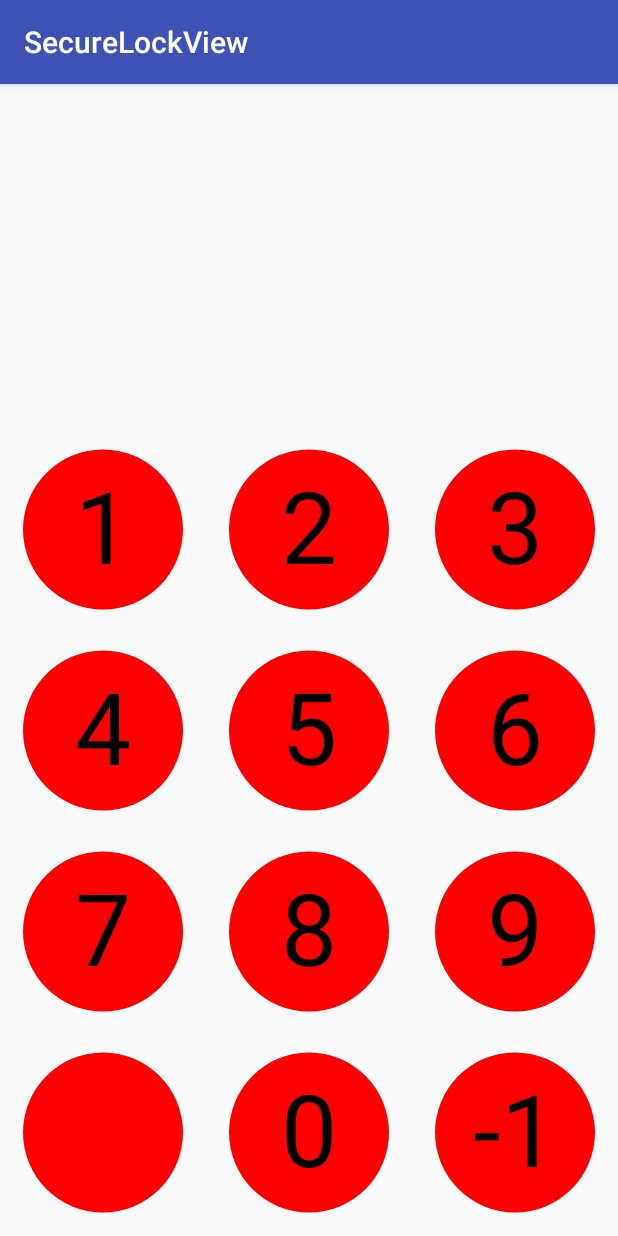
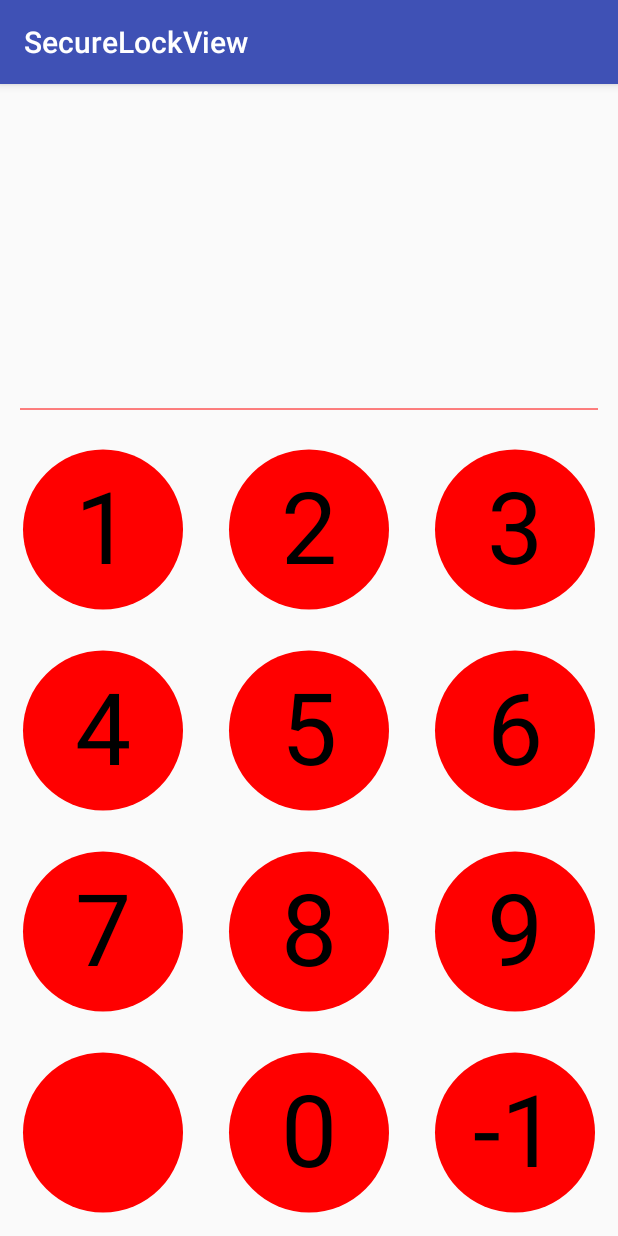
Before and after one commit to kevalpatel2106/PasscodeView, an Android app: the screen it shows after launch (MainActivity), on a phone screen of 412 x 824 dp. Run offline under Robolectric (Android 15) with nearby library versions, the phone set to English and light mode, and no system bars.

Commit message:
Drawing divider over keyboard

```diff
--- a/passcodeview/src/main/java/com/kevalpatel/passcodeview/pinview/PINView.java
+++ b/passcodeview/src/main/java/com/kevalpatel/passcodeview/pinview/PINView.java
@@ -36,7 +36,9 @@ public class PINView extends View {
     private ArrayList<Key> mKeys;   //List of al the keys
     private String mPinTyped = "";  //PIN typed.
 
-    private Rect mKeyBound = new Rect();
+    private Rect mKeyBoardBound = new Rect();
+    private Rect mDividerBound = new Rect();
+    private Rect mRootViewBound = new Rect();
 
     //Theme attributes
     private int mPinCodeLength = DEF_PIN_LENGTH;    //PIN code length
@@ -47,10 +49,6 @@ public class PINView extends View {
     //Paints
     private TextPaint mKeyTextPaint;
     private Paint mKeyPaint;
-
-    //Cached measurements
-    private int mViewHeight;    //Height of the whole key
-    private int mViewWidth;     //Width of the whole key
 
     public PINView(Context context) {
         super(context);
@@ -98,6 +96,15 @@ public class PINView extends View {
     protected void onDraw(Canvas canvas) {
         super.onDraw(canvas);
         drawKeys(canvas);
+        drawDivider(canvas);
+    }
+
+    private void drawDivider(Canvas canvas) {
+        canvas.drawLine(mDividerBound.left,
+                mDividerBound.top,
+                mDividerBound.right,
+                mDividerBound.bottom,
+                mKeyPaint);
     }
 
     private void drawKeys(Canvas canvas) {
@@ -119,32 +126,49 @@ public class PINView extends View {
 
     @Override
     protected void onMeasure(int widthMeasureSpec, int heightMeasureSpec) {
-        mViewHeight = MeasureSpec.getSize(heightMeasureSpec);
-        mViewWidth = MeasureSpec.getSize(widthMeasureSpec);
+        measureManiView(widthMeasureSpec, heightMeasureSpec);
+        measureKeyboard();
+        measureDivider();
 
-        measureKeys();
-        setMeasuredDimension(mViewWidth, mViewHeight);
+        setMeasuredDimension(mRootViewBound.width(), mRootViewBound.height());
         super.onMeasure(widthMeasureSpec, heightMeasureSpec);
     }
 
-    private void measureKeys() {
-        mKeyBound.left = mIsOneHandOperation ? (int) (mViewWidth * 0.3) : 0;
-        mKeyBound.right = mViewWidth;
-        mKeyBound.top = (int) (mViewHeight - (mViewHeight * KEY_BOARD_PROPOTION));
-        mKeyBound.bottom = mViewHeight;
+    private void measureDivider() {
+        mDividerBound.left = mRootViewBound.left + 20;
+        mDividerBound.right = mRootViewBound.right - 20;
+        mDividerBound.top = mKeyBoardBound.top - 20;
+        mDividerBound.bottom = mKeyBoardBound.top - 20;
+    }
+
+    private void measureManiView(int widthMeasureSpec, int heightMeasureSpec) {
+        int[] l = new int[2];
+        getLocationOnScreen(l);
+
+        mRootViewBound.left = l[0];
+        mRootViewBound.top = l[1];
+        mRootViewBound.right = mRootViewBound.left + MeasureSpec.getSize(widthMeasureSpec);
+        mRootViewBound.bottom = mRootViewBound.top + MeasureSpec.getSize(heightMeasureSpec);
+    }
+
+    private void measureKeyboard() {
+        mKeyBoardBound.left = mIsOneHandOperation ? (int) (mRootViewBound.width() * 0.3) : 0;
+        mKeyBoardBound.right = mRootViewBound.width();
+        mKeyBoardBound.top = (int) (mRootViewBound.height() - (mRootViewBound.height() * KEY_BOARD_PROPOTION));
+        mKeyBoardBound.bottom = mRootViewBound.height();
 
 
-        float singleKeyHeight = mKeyBound.height() / NO_OF_ROWS;
-        float singleKeyWidth = mKeyBound.width() / NO_OF_COLUMNS;
+        float singleKeyHeight = mKeyBoardBound.height() / NO_OF_ROWS;
+        float singleKeyWidth = mKeyBoardBound.width() / NO_OF_COLUMNS;
 
         mKeys = new ArrayList<>();
         for (int colNo = 0; colNo < NO_OF_COLUMNS; colNo++) {
 
             for (int rowNo = 0; rowNo < NO_OF_ROWS; rowNo++) {
                 Rect rect = new Rect();
-                rect.left = (int) ((colNo * singleKeyWidth) + mKeyBound.left);
+                rect.left = (int) ((colNo * singleKeyWidth) + mKeyBoardBound.left);
                 rect.right = (int) (rect.left + singleKeyWidth);
-                rect.top = (int) ((rowNo * singleKeyHeight) + mKeyBound.top);
+                rect.top = (int) ((rowNo * singleKeyHeight) + mKeyBoardBound.top);
                 rect.bottom = (int) (rect.top + singleKeyHeight);
 
                 Key key = new Key(KEY_VALUES[mKeys.size()], rect);
```
